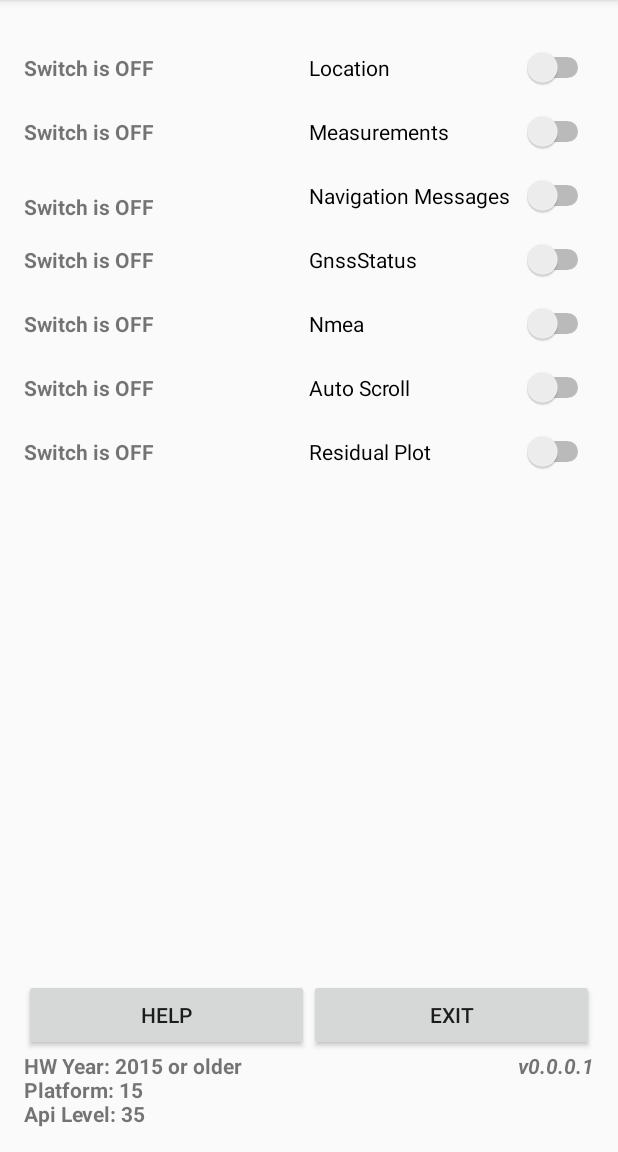
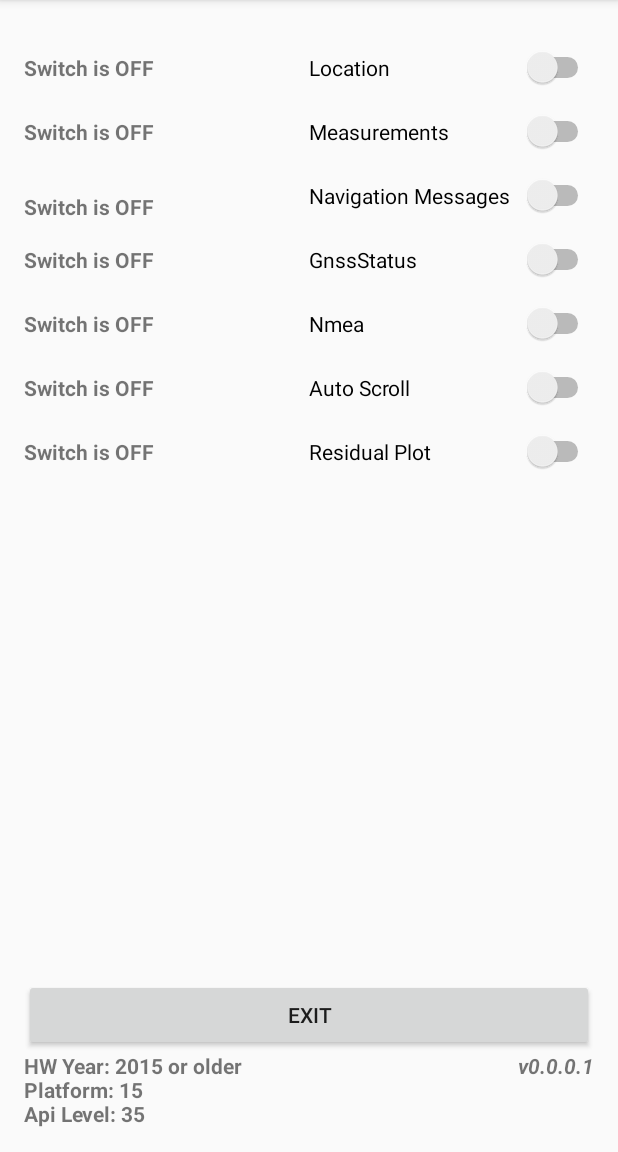
Before and after one commit to bunnychung/SmartphoneGNSS, an Android app: the fragment SettingsFragment shown on its own in the app's theme, on a phone screen of 412 x 824 dp, the part 84-1236 px from its top. Run offline under Robolectric (Android 15) with nearby library versions, the phone set to English and light mode, and no system bars; 3 statements that could not run were skipped.

Commit message:
Removing help

```diff
--- a/GNSSLogger/app/src/main/java/com/google/android/apps/location/gps/gnsslogger/SettingsFragment.java
+++ b/GNSSLogger/app/src/main/java/com/google/android/apps/location/gps/gnsslogger/SettingsFragment.java
@@ -331,7 +331,7 @@ public class SettingsFragment extends Fragment {
           }
         }
     );
-    Button help = (Button) view.findViewById(R.id.help);
+/*    Button help = (Button) view.findViewById(R.id.help);
     helpDialog = new HelpDialog(getContext());
     helpDialog.setTitle("Help contents");
     helpDialog.create();
@@ -342,7 +342,7 @@ public class SettingsFragment extends Fragment {
           public void onClick(View view) {
             helpDialog.show();
           }
-        });
+        });*/
 
     Button exit = (Button) view.findViewById(R.id.exit);
     exit.setOnClickListener(
--- a/GNSSLogger/app/src/main/res/layout/fragment_main.xml
+++ b/GNSSLogger/app/src/main/res/layout/fragment_main.xml
@@ -169,13 +169,13 @@
         android:layout_above="@+id/sw_and_info"
         android:orientation="horizontal">
 
-      <Button
-          android:id="@+id/help"
-          android:layout_width="0dp"
-          android:layout_height="wrap_content"
-          android:layout_weight="1"
-          android:singleLine="true"
-          android:text="@string/help" />
+      <!--<Button-->
+          <!--android:id="@+id/help"-->
+          <!--android:layout_width="0dp"-->
+          <!--android:layout_height="wrap_content"-->
+          <!--android:layout_weight="1"-->
+          <!--android:singleLine="true"-->
+          <!--android:text="@string/help" />-->
 
       <Button
           android:id="@+id/exit"
```
